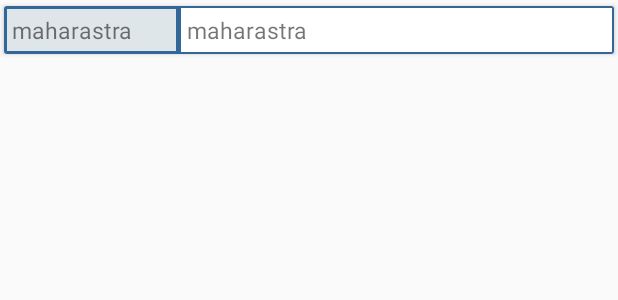
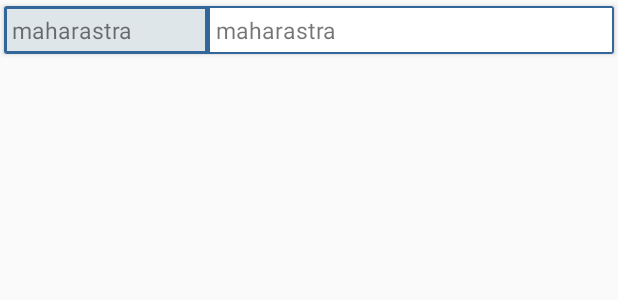
Before and after one commit to AbhishekAbhi9/TaskAssignment, an Android app: the layout notedadapter.xml on its own in the app's theme, with its tools: preview values and no code run, on a phone screen of 412 x 824 dp. Shown: the top 300 px of the screen. Run offline under Robolectric (Android 15) with nearby library versions, the phone set to English and light mode, and no system bars.

Commit message:
all set apk signed made

```diff
--- a/app/src/main/res/layout/notedadapter.xml
+++ b/app/src/main/res/layout/notedadapter.xml
@@ -16,7 +16,7 @@
             android:id="@+id/date"
             android:layout_width="match_parent"
             android:layout_height="wrap_content"
-            android:layout_weight="2.5"
+            android:layout_weight="2"
             android:background="@drawable/roundprimarybackground"
             android:padding="5dp"
             android:text="maharastra"
```
Also changed, not shown: 10 other files.
